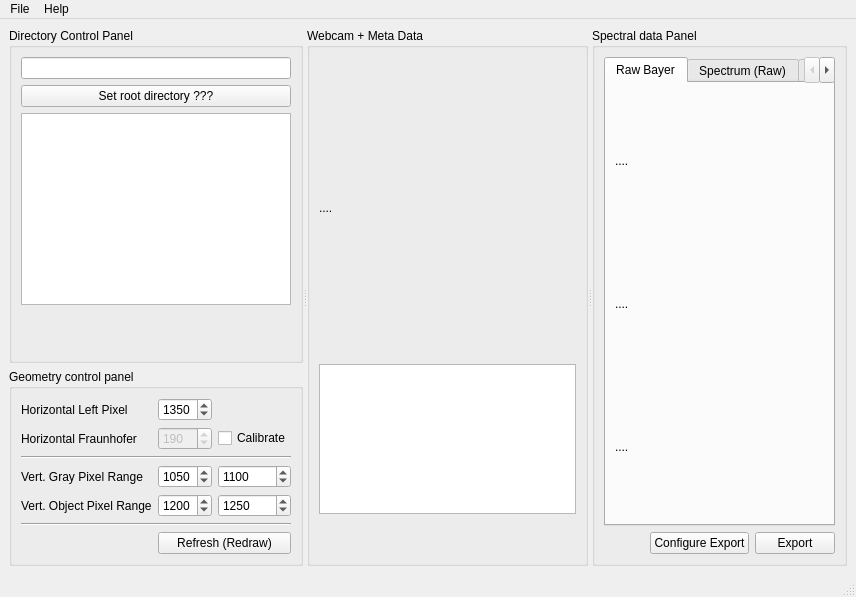
Above: UI/UI_Mainwindow.ui from garid3000/bps_spectrometer_gui before the change. Below: the same form after it.
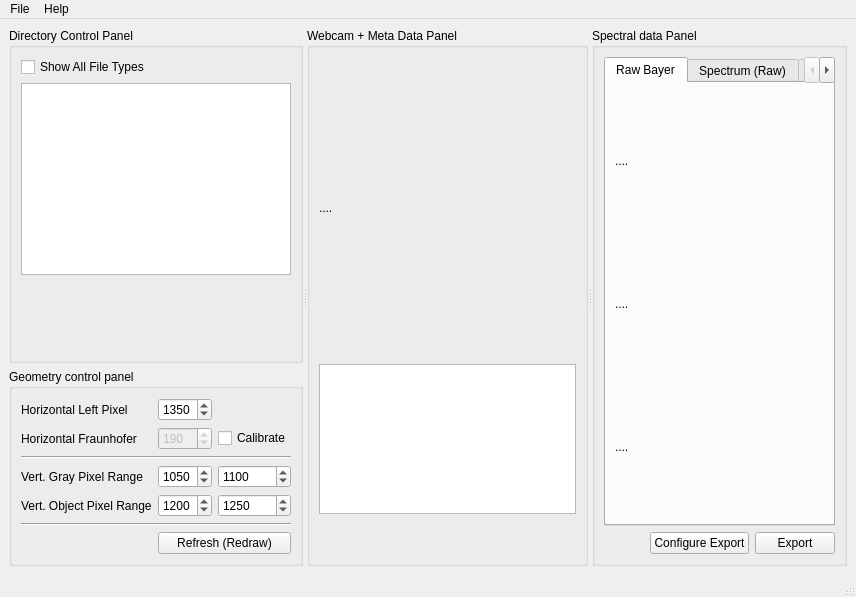
That is the form after the change. Custom widgets are drawn as their Qt base class.

Commit message: Feat: SPC button selects raw jpeg, and refreshes UI (imgs, plots) ready to be exported

```diff
--- a/UI/UI_Mainwindow.ui
+++ b/UI/UI_Mainwindow.ui
@@ -28,7 +28,7 @@
            <string>Directory Control Panel</string>
           </property>
           <layout class="QGridLayout" name="gridLayout_3">
-           <item row="2" column="0">
+           <item row="1" column="0">
             <widget class="QTreeView" name="tv_dir">
              <property name="font">
               <font>
@@ -37,18 +37,11 @@
               </font>
              </property>
              <property name="sortingEnabled">
-              <bool>false</bool>
+              <bool>true</bool>
              </property>
             </widget>
            </item>
-           <item row="1" column="0">
-            <widget class="QPushButton" name="pb_data_dir">
-             <property name="text">
-              <string>Set root directory ???</string>
-             </property>
-            </widget>
-           </item>
-           <item row="5" column="0">
+           <item row="4" column="0">
             <spacer name="verticalSpacer_3">
              <property name="orientation">
               <enum>Qt::Vertical</enum>
@@ -62,7 +55,11 @@
             </spacer>
            </item>
            <item row="0" column="0">
-            <widget class="QLineEdit" name="le_data_dir"/>
+            <widget class="QCheckBox" name="cb_ft_filter">
+             <property name="text">
+              <string>Show All File Types</string>
+             </property>
+            </widget>
            </item>
           </layout>
          </widget>
@@ -214,7 +211,7 @@
       </widget>
       <widget class="QGroupBox" name="gp_webcam_meta">
        <property name="title">
-        <string>Webcam + Meta Data</string>
+        <string>Webcam + Meta Data Panel</string>
        </property>
        <layout class="QVBoxLayout" name="verticalLayout" stretch="2,1,0">
         <item>
```
Left out of the diff: 2 changed lines with no effect on the pictures. The commit also changes 2 other files.
